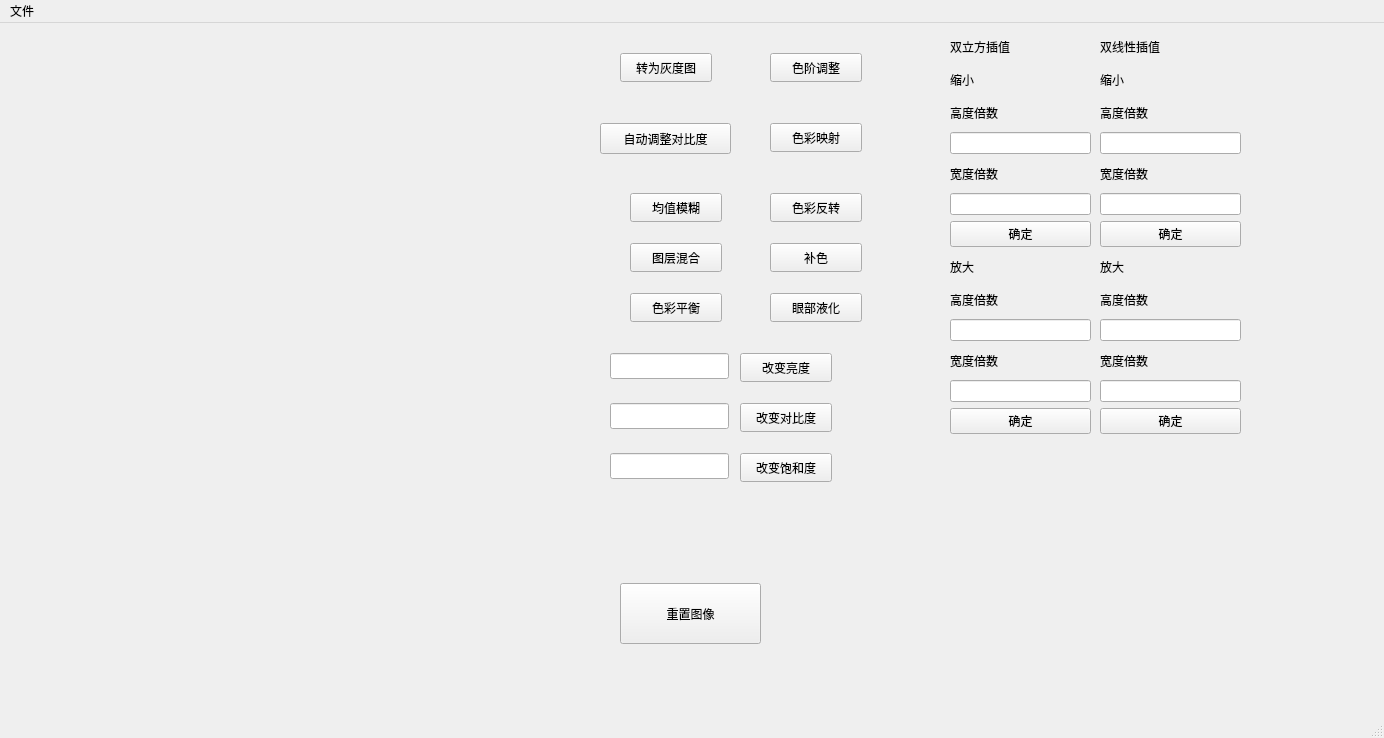
This is ImageWithUI/mainwindow.ui in Obj4ct/ImageWithUI as Qt 5 draws it before an edit. The edited form follows.
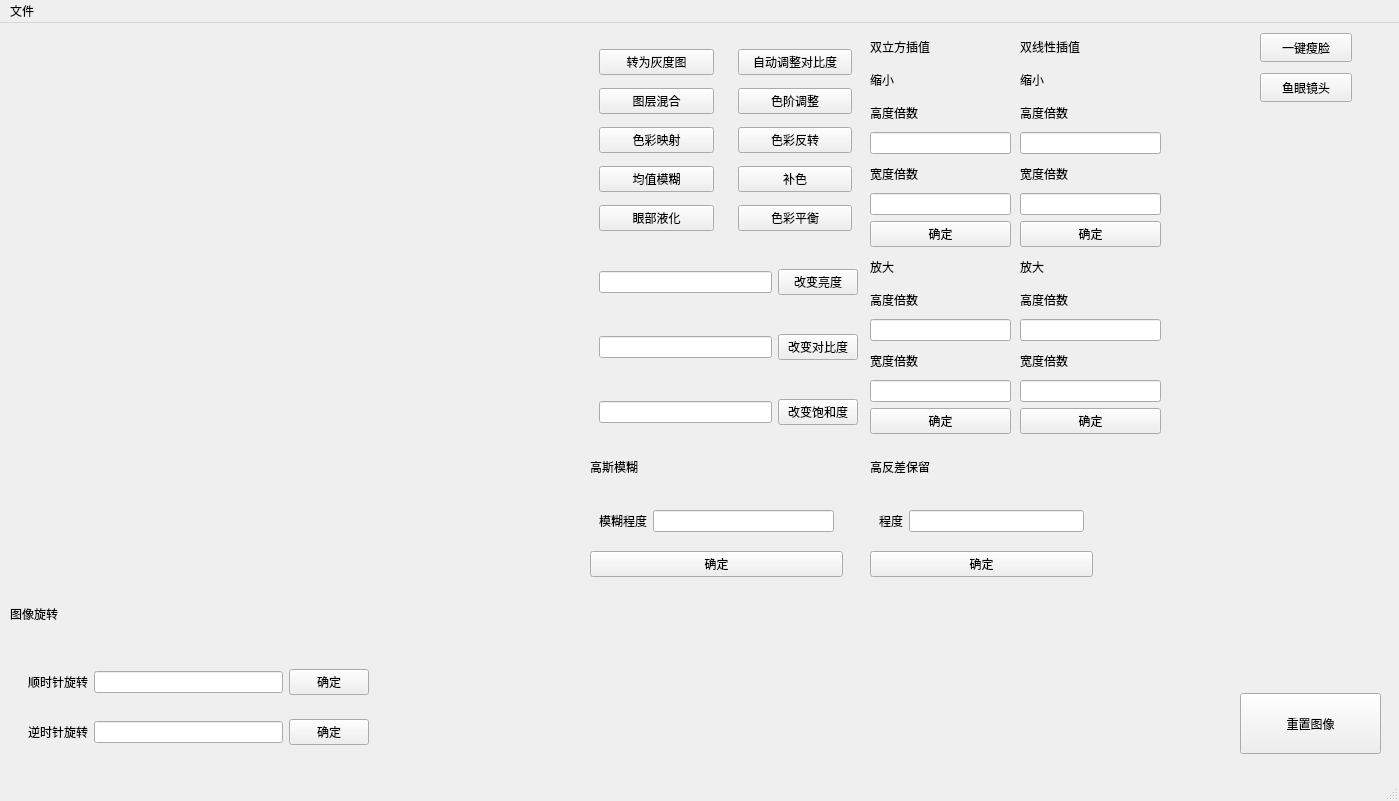
This is the edited form.

Commit message: 添加了高反差保留,高斯模糊,鱼眼功能 还添加了图像旋转功能 bug:图像旋转时会出现边缘不正常现象,需要对旋转函数进行进一步修改

Patch:
```diff
--- a/ImageWithUI/mainwindow.ui
+++ b/ImageWithUI/mainwindow.ui
@@ -6,8 +6,8 @@
    <rect>
     <x>0</x>
     <y>0</y>
-    <width>1384</width>
-    <height>738</height>
+    <width>1399</width>
+    <height>801</height>
    </rect>
   </property>
   <property name="windowTitle">
@@ -19,10 +19,22 @@
      <rect>
       <x>20</x>
       <y>40</y>
-      <width>541</width>
-      <height>511</height>
+      <width>512</width>
+      <height>512</height>
      </rect>
     </property>
+    <property name="minimumSize">
+     <size>
+      <width>512</width>
+      <height>512</height>
+     </size>
+    </property>
+    <property name="maximumSize">
+     <size>
+      <width>512</width>
+      <height>512</height>
+     </size>
+    </property>
     <property name="text">
      <string/>
     </property>
@@ -32,53 +44,14 @@
      <rect>
       <x>580</x>
       <y>0</y>
-      <width>741</width>
-      <height>651</height>
+      <width>801</width>
+      <height>731</height>
      </rect>
     </property>
-    <widget class="QPushButton" name="btn_gray">
-     <property name="geometry">
-      <rect>
-       <x>40</x>
-       <y>30</y>
-       <width>92</width>
-       <height>29</height>
-      </rect>
-     </property>
-     <property name="text">
-      <string>转为灰度图</string>
-     </property>
-    </widget>
-    <widget class="QPushButton" name="btn_autoContrast">
-     <property name="geometry">
-      <rect>
-       <x>20</x>
-       <y>100</y>
-       <width>131</width>
-       <height>31</height>
-      </rect>
-     </property>
-     <property name="text">
-      <string>自动调整对比度</string>
-     </property>
-    </widget>
-    <widget class="QPushButton" name="btn_averBlur">
-     <property name="geometry">
-      <rect>
-       <x>50</x>
-       <y>170</y>
-       <width>92</width>
-       <height>29</height>
-      </rect>
-     </property>
-     <property name="text">
-      <string>均值模糊</string>
-     </property>
-    </widget>
     <widget class="QWidget" name="widget_2" native="true">
      <property name="geometry">
       <rect>
-       <x>370</x>
+       <x>290</x>
        <y>10</y>
        <width>141</width>
        <height>401</height>
@@ -165,8 +138,8 @@
     <widget class="QPushButton" name="btn_resetAll">
      <property name="geometry">
       <rect>
-       <x>40</x>
-       <y>560</y>
+       <x>660</x>
+       <y>670</y>
        <width>141</width>
        <height>61</height>
       </rect>
@@ -178,7 +151,7 @@
     <widget class="QWidget" name="widget_3" native="true">
      <property name="geometry">
       <rect>
-       <x>520</x>
+       <x>440</x>
        <y>10</y>
        <width>141</width>
        <height>401</height>
@@ -262,168 +235,354 @@
       </item>
      </layout>
     </widget>
-    <widget class="QPushButton" name="btn_blend">
+    <widget class="QPushButton" name="btn_face">
      <property name="geometry">
       <rect>
-       <x>50</x>
-       <y>220</y>
+       <x>680</x>
+       <y>10</y>
        <width>92</width>
        <height>29</height>
       </rect>
      </property>
      <property name="text">
-      <string>图层混合</string>
+      <string>一键瘦脸</string>
      </property>
     </widget>
-    <widget class="QPushButton" name="btn_brightness">
+    <widget class="QPushButton" name="btn_fish_eye">
      <property name="geometry">
       <rect>
-       <x>160</x>
-       <y>330</y>
+       <x>680</x>
+       <y>50</y>
        <width>92</width>
        <height>29</height>
       </rect>
      </property>
      <property name="text">
-      <string>改变亮度</string>
+      <string>鱼眼镜头</string>
      </property>
     </widget>
-    <widget class="QLineEdit" name="lineEdit_brightness">
+    <widget class="QWidget" name="widget_7" native="true">
      <property name="geometry">
       <rect>
-       <x>30</x>
-       <y>330</y>
-       <width>119</width>
-       <height>26</height>
+       <x>10</x>
+       <y>230</y>
+       <width>277</width>
+       <height>189</height>
       </rect>
      </property>
+     <layout class="QVBoxLayout" name="verticalLayout_3">
+      <item>
+       <widget class="QWidget" name="widget_4" native="true">
+        <layout class="QHBoxLayout" name="horizontalLayout_2">
+         <item>
+          <widget class="QLineEdit" name="lineEdit_brightness"/>
+         </item>
+         <item>
+          <widget class="QPushButton" name="btn_brightness">
+           <property name="text">
+            <string>改变亮度</string>
+           </property>
+          </widget>
+         </item>
+        </layout>
+       </widget>
+      </item>
+      <item>
+       <widget class="QWidget" name="widget_5" native="true">
+        <layout class="QHBoxLayout" name="horizontalLayout">
+         <item>
+          <widget class="QLineEdit" name="lineEdit_contrast"/>
+         </item>
+         <item>
+          <widget class="QPushButton" name="btn_contrast">
+           <property name="text">
+            <string>改变对比度</string>
+           </property>
+          </widget>
+         </item>
+        </layout>
+       </widget>
+      </item>
+      <item>
+       <widget class="QWidget" name="widget_6" native="true">
+        <layout class="QHBoxLayout" name="horizontalLayout_3">
+         <item>
+          <widget class="QLineEdit" name="lineEdit_saturation">
+           <property name="text">
+            <string/>
+           </property>
+          </widget>
+         </item>
+         <item>
+          <widget class="QPushButton" name="btn_saturation">
+           <property name="text">
+            <string>改变饱和度</string>
+           </property>
+          </widget>
+         </item>
+        </layout>
+       </widget>
+      </item>
+     </layout>
     </widget>
-    <widget class="QPushButton" name="btn_contrast">
+    <widget class="QWidget" name="widget_8" native="true">
      <property name="geometry">
       <rect>
-       <x>160</x>
-       <y>380</y>
-       <width>92</width>
-       <height>29</height>
+       <x>10</x>
+       <y>420</y>
+       <width>253</width>
+       <height>134</height>
       </rect>
      </property>
-     <property name="text">
-      <string>改变对比度</string>
-     </property>
+     <layout class="QVBoxLayout" name="verticalLayout_7">
+      <item>
+       <widget class="QLabel" name="label_15">
+        <property name="text">
+         <string>高斯模糊</string>
+        </property>
+       </widget>
+      </item>
+      <item>
+       <widget class="QWidget" name="widget_9" native="true">
+        <layout class="QHBoxLayout" name="horizontalLayout_4">
+         <item>
+          <widget class="QLabel" name="label_16">
+           <property name="text">
+            <string>模糊程度</string>
+           </property>
+          </widget>
+         </item>
+         <item>
+          <widget class="QLineEdit" name="lineEdit_gauss"/>
+         </item>
+        </layout>
+       </widget>
+      </item>
+      <item>
+       <widget class="QPushButton" name="btn_gauss_ok">
+        <property name="text">
+         <string>确定</string>
+        </property>
+       </widget>
+      </item>
+     </layout>
     </widget>
-    <widget class="QLineEdit" name="lineEdit_contrast">
+    <widget class="QWidget" name="widget_10" native="true">
      <property name="geometry">
       <rect>
-       <x>30</x>
-       <y>380</y>
-       <width>119</width>
-       <height>26</height>
+       <x>10</x>
+       <y>10</y>
+       <width>271</width>
+       <height>217</height>
       </rect>
      </property>
+     <layout class="QHBoxLayout" name="horizontalLayout_5">
+      <item>
+       <widget class="QWidget" name="widget_11" native="true">
+        <layout class="QVBoxLayout" name="verticalLayout_4">
+         <item>
+          <widget class="QPushButton" name="btn_gray">
+           <property name="text">
+            <string>转为灰度图</string>
+           </property>
+          </widget>
+         </item>
+         <item>
+          <widget class="QPushButton" name="btn_blend">
+           <property name="text">
+            <string>图层混合</string>
+           </property>
+          </widget>
+         </item>
+         <item>
+          <widget class="QPushButton" name="btn_colorMap">
+           <property name="text">
+            <string>色彩映射</string>
+           </property>
+          </widget>
+         </item>
+         <item>
+          <widget class="QPushButton" name="btn_averBlur">
+           <property name="text">
+            <string>均值模糊</string>
+           </property>
+          </widget>
+         </item>
+         <item>
+          <widget class="QPushButton" name="btn_eye">
+           <property name="text">
+            <string>眼部液化</string>
+           </property>
+          </widget>
+         </item>
+        </layout>
+       </widget>
+      </item>
+      <item>
+       <widget class="QWidget" name="widget_12" native="true">
+        <layout class="QVBoxLayout" name="verticalLayout_5">
+         <item>
+          <widget class="QPushButton" name="btn_autoContrast">
+           <property name="text">
+            <string>自动调整对比度</string>
+           </property>
+          </widget>
+         </item>
+         <item>
+          <widget class="QPushButton" name="btn_color_level">
+           <property name="text">
+            <string>色阶调整</string>
+           </property>
+          </widget>
+         </item>
+         <item>
+          <widget class="QPushButton" name="btn_reverse_color">
+           <property name="text">
+            <string>色彩反转</string>
+           </property>
+          </widget>
+         </item>
+         <item>
+          <widget class="QPushButton" name="btn_complementary">
+           <property name="text">
+            <string>补色</string>
+           </property>
+          </widget>
+         </item>
+         <item>
+          <widget class="QPushButton" name="btn_color_balance">
+           <property name="text">
+            <string>色彩平衡</string>
+           </property>
+          </widget>
+         </item>
+        </layout>
+       </widget>
+      </item>
+     </layout>
     </widget>
-    <widget class="QLineEdit" name="lineEdit_saturation">
+    <widget class="QWidget" name="widget_13" native="true">
      <property name="geometry">
       <rect>
-       <x>30</x>
-       <y>430</y>
-       <width>119</width>
-       <height>26</height>
+       <x>290</x>
+       <y>420</y>
+       <width>223</width>
+       <height>134</height>
       </rect>
      </property>
-     <property name="text">
-      <string/>
-     </property>
+     <layout class="QVBoxLayout" name="verticalLayout_6">
+      <item>
+       <widget class="QLabel" name="label_17">
+        <property name="text">
+         <string>高反差保留</string>
+        </property>
+       </widget>
+      </item>
+      <item>
+       <widget class="QWidget" name="widget_14" native="true">
+        <layout class="QHBoxLayout" name="horizontalLayout_6">
+         <item>
+          <widget class="QLabel" name="label_18">
+           <property name="text">
+            <string>程度</string>
+           </property>
+          </widget>
+         </item>
+         <item>
+          <widget class="QLineEdit" name="lineEdit_highContrast"/>
+         </item>
+        </layout>
+       </widget>
+      </item>
+      <item>
+       <widget class="QPushButton" name="btn_highContrast_ok">
+        <property name="text">
+         <string>确定</string>
+        </property>
+       </widget>
+      </item>
+     </layout>
     </widget>
-    <widget class="QPushButton" name="btn_saturation">
+   </widget>
+   <widget class="QWidget" name="widget_add" native="true">
+    <property name="geometry">
+     <rect>
+      <x>10</x>
+      <y>560</y>
+      <width>551</width>
+      <height>171</height>
+     </rect>
+    </property>
+    <widget class="QWidget" name="widget_15" native="true">
      <property name="geometry">
       <rect>
-       <x>160</x>
-       <y>430</y>
-       <width>92</width>
-       <height>29</height>
+       <x>0</x>
+       <y>0</y>
+       <width>377</width>
+       <height>180</height>
       </rect>
      </property>
-     <property name="text">
-      <string>改变饱和度</string>
-     </property>
-    </widget>
-    <widget class="QPushButton" name="btn_color_balance">
-     <property name="geometry">
-      <rect>
-       <x>50</x>
-       <y>270</y>
-       <width>92</width>
-       <height>29</height>
-      </rect>
-     </property>
-     <property name="text">
-      <string>色彩平衡</string>
-     </property>
-    </widget>
-    <widget class="QPushButton" name="btn_color_level">
-     <property name="geometry">
-      <rect>
-       <x>190</x>
-       <y>30</y>
-       <width>92</width>
-       <height>29</height>
-      </rect>
-     </property>
-     <property name="text">
-      <string>色阶调整</string>
-     </property>
-    </widget>
-    <widget class="QPushButton" name="btn_colorMap">
-     <property name="geometry">
-      <rect>
-       <x>190</x>
-       <y>100</y>
-       <width>92</width>
-       <height>29</height>
-      </rect>
-     </property>
-     <property name="text">
-      <string>色彩映射</string>
-     </property>
-    </widget>
-    <widget class="QPushButton" name="btn_reverse_color">
-     <property name="geometry">
-      <rect>
-       <x>190</x>
-       <y>170</y>
-       <width>92</width>
-       <height>29</height>
-      </rect>
-     </property>
-     <property name="text">
-      <string>色彩反转</string>
-     </property>
-    </widget>
-    <widget class="QPushButton" name="btn_complementary">
-     <property name="geometry">
-      <rect>
-       <x>190</x>
-       <y>220</y>
-       <width>92</width>
-       <height>29</height>
-      </rect>
-     </property>
-     <property name="text">
-      <string>补色</string>
-     </property>
-    </widget>
-    <widget class="QPushButton" name="btn_eye">
-     <property name="geometry">
-      <rect>
-       <x>190</x>
-       <y>270</y>
-       <width>92</width>
-       <height>29</height>
-      </rect>
-     </property>
-     <property name="text">
-      <string>眼部液化</string>
-     </property>
+     <layout class="QVBoxLayout" name="verticalLayout_9">
+      <item>
+       <widget class="QLabel" name="label_19">
+        <property name="text">
+         <string>图像旋转</string>
+        </property>
+       </widget>
+      </item>
+      <item>
+       <widget class="QWidget" name="widget_16" native="true">
+        <layout class="QVBoxLayout" name="verticalLayout_8">
+         <item>
+          <widget class="QWidget" name="widget_17" native="true">
+           <layout class="QHBoxLayout" name="horizontalLayout_7">
+            <item>
+             <widget class="QLabel" name="label_20">
+              <property name="text">
+               <string>顺时针旋转</string>
+              </property>
+             </widget>
+            </item>
+            <item>
+             <widget class="QLineEdit" name="lineEdit_rotate"/>
+            </item>
+            <item>
+             <widget class="QPushButton" name="btn_rotate_ok">
+              <property name="text">
+               <string>确定</string>
+              </property>
+             </widget>
+            </item>
+           </layout>
+          </widget>
+         </item>
+         <item>
+          <widget class="QWidget" name="widget_18" native="true">
+           <layout class="QHBoxLayout" name="horizontalLayout_8">
+            <item>
+             <widget class="QLabel" name="label_21">
+              <property name="text">
+               <string>逆时针旋转</string>
+              </property>
+             </widget>
+            </item>
+            <item>
+             <widget class="QLineEdit" name="lineEdit_rotate_r"/>
+            </item>
+            <item>
+             <widget class="QPushButton" name="btn_rotate_r">
+              <property name="text">
+               <string>确定</string>
+              </property>
+             </widget>
+            </item>
+           </layout>
+          </widget>
+         </item>
+        </layout>
+       </widget>
+      </item>
+     </layout>
     </widget>
    </widget>
   </widget>
@@ -432,7 +591,7 @@
     <rect>
      <x>0</x>
      <y>0</y>
-     <width>1384</width>
+     <width>1399</width>
      <height>25</height>
     </rect>
    </property>
```
The commit also changes 5 other files.
